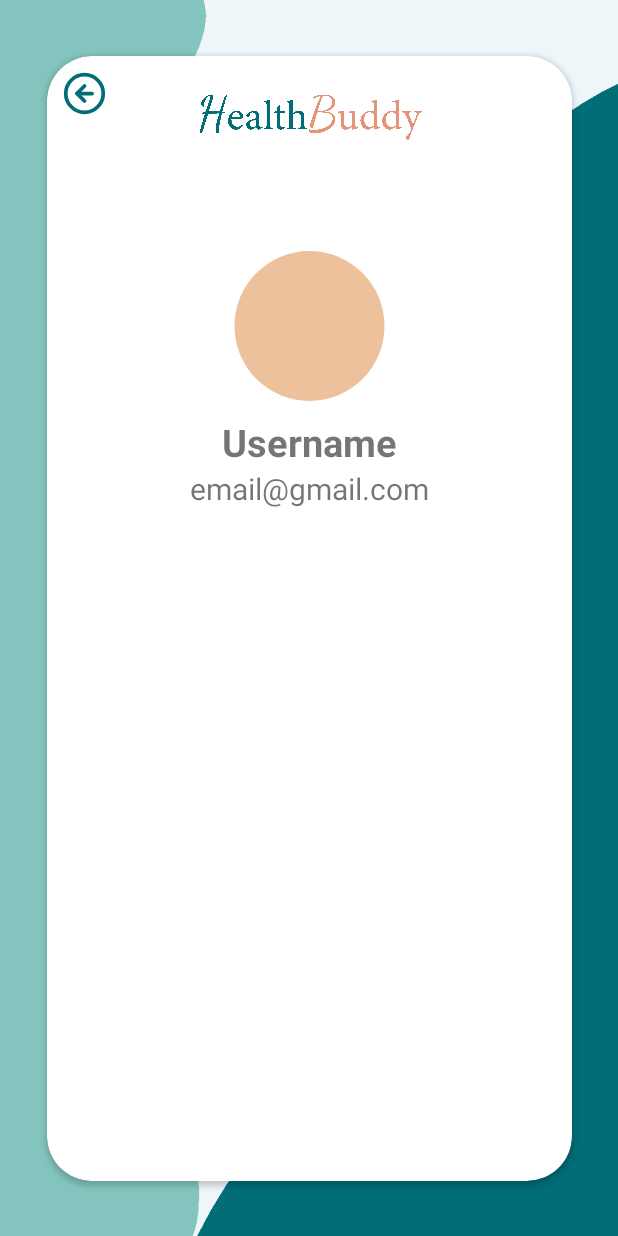
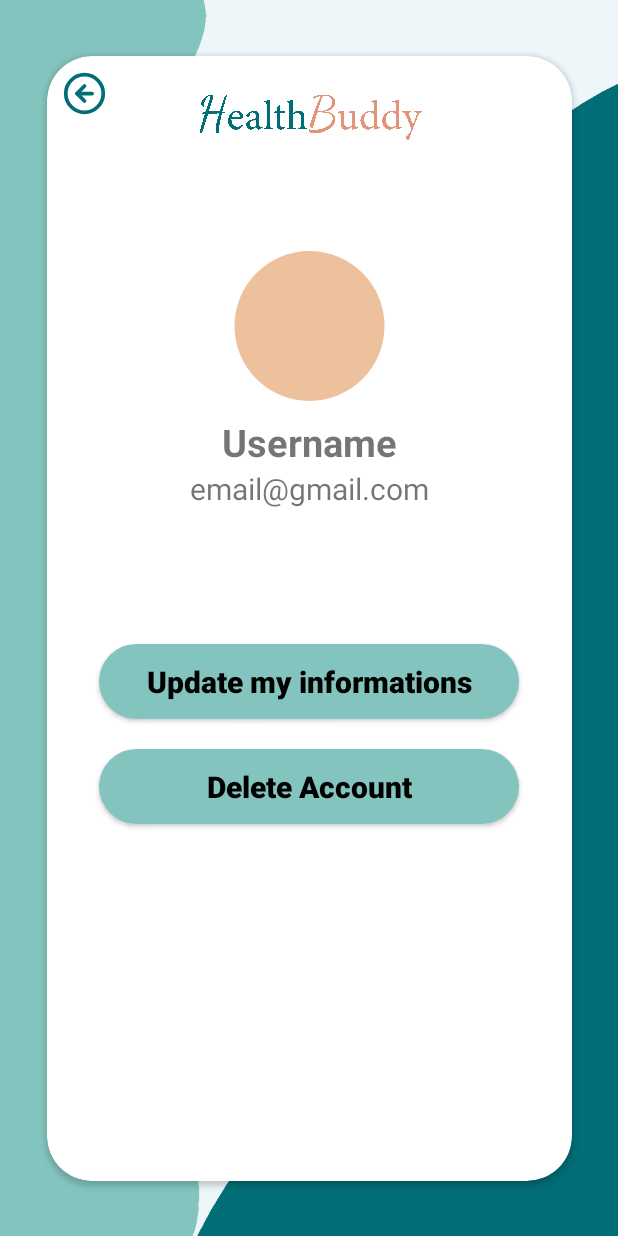
Before and after one commit to selmiwafa/Graduation-Project, an Android app: the layout activity_manage_account.xml on its own in the app's theme, with its tools: preview values and no code run, on a phone screen of 412 x 824 dp. Run offline under Robolectric (Android 15) with nearby library versions, the phone set to English and light mode, and no system bars.

Commit message:
Manage account

```diff
--- a/app/src/main/java/com/example/pfe/LoginActivity.java
+++ b/app/src/main/java/com/example/pfe/LoginActivity.java
@@ -83,6 +83,7 @@ public class LoginActivity extends AppCompatActivity {
             try {
                 success = object.getInt("success");
                 message = object.getString("message");
+                while(success == 1){
                 JSONArray userJson = object.getJSONArray("user");
                 JSONObject jsonObject = userJson.getJSONObject(0);
                 User user = new User(
@@ -93,6 +94,8 @@ public class LoginActivity extends AppCompatActivity {
                         jsonObject.getString("adress")
                 );
                 SharedPrefManager.getInstance(getApplicationContext()).userLogin(user);
+                    break;
+                }
             } catch (JSONException e) {
                 throw new RuntimeException(e);
             }
--- /dev/null
+++ b/app/src/main/res/drawable/manage_buttons_bg.xml
@@ -0,0 +1,4 @@
+<shape xmlns:android="http://schemas.android.com/apk/res/android">
+    <solid android:color="#83C5BE"/>
+    <corners android:radius="30dp"/>
+</shape>
--- a/app/src/main/res/layout/activity_manage_account.xml
+++ b/app/src/main/res/layout/activity_manage_account.xml
@@ -28,7 +28,8 @@
             android:layout_width="50dp"
             android:layout_height="50dp"
             android:src="@drawable/backarrow"
-            android:background="@android:color/transparent"/>
+            android:background="@android:color/transparent"
+            android:onClick="back"/>
         <ImageView
             android:id="@+id/logo"
             android:layout_width="150dp"
@@ -74,6 +75,42 @@
             android:layout_alignParentEnd="true"
             tools:ignore="MissingConstraints" />
 
+        <Button
+            android:id="@+id/update_account_information"
+            android:layout_width="280dp"
+            android:layout_height="50dp"
+            android:background="@drawable/manage_buttons_bg"
+            android:clickable="true"
+            android:focusable="true"
+            android:onClick="OpenManageAccount"
+            android:text="Update my informations"
+            android:textAllCaps="false"
+            android:textColor="@android:color/black"
+            android:textSize="20sp"
+            android:textStyle="bold"
+            android:layout_marginTop="90dp"
+            android:layout_below="@+id/detail_email"
+            android:layout_centerHorizontal="true"
+            tools:ignore="MissingConstraints,VisualLintButtonSize" />
+
+        <Button
+            android:id="@+id/delete_account"
+            android:layout_width="280dp"
+            android:layout_height="50dp"
+            android:background="@drawable/manage_buttons_bg"
+            android:clickable="true"
+            android:focusable="true"
+            android:onClick="OpenManageAccount"
+            android:text="Delete Account"
+            android:textAllCaps="false"
+            android:textColor="@android:color/black"
+            android:textSize="20sp"
+            android:textStyle="bold"
+            android:layout_marginTop="20dp"
+            android:layout_below="@+id/update_account_information"
+            android:layout_centerHorizontal="true"
+            tools:ignore="MissingConstraints,VisualLintButtonSize" />
+
     </RelativeLayout>
     </androidx.cardview.widget.CardView>
 </androidx.constraintlayout.widget.ConstraintLayout>
```
Also changed, not shown: app/src/main/java/com/example/pfe/HomepageActivity.java (+4 -6 lines), app/src/main/java/com/example/pfe/ManageAccountActivity.java (+14 -3 lines), app/src/main/java/com/example/pfe/manage_account/UpdateInfoActivity.java (added, +59 -0 lines), app/src/main/res/layout/activity_update_info.xml (added, +164 -0 lines).
